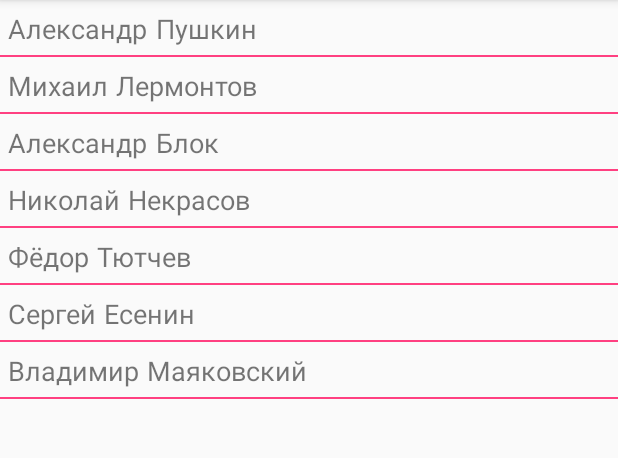
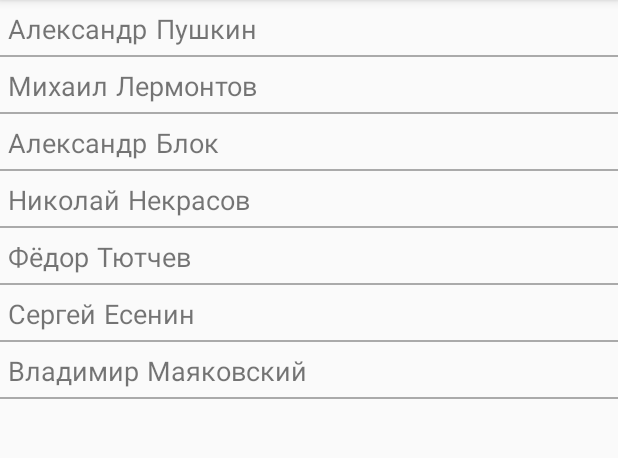
Before and after one commit to alexeysorok/RecyclerViewWithKotlin, an Android app: the screen it shows after launch (MainActivity), on a phone screen of 412 x 824 dp, the part 84-542 px from its top. Run offline under Robolectric (Android 15) with nearby library versions, the phone set to English and light mode, and no system bars.

Commit message:
Sone refactor

```diff
--- a/app/build.gradle
+++ b/app/build.gradle
@@ -24,7 +24,7 @@ android {
 
 dependencies {
     implementation fileTree(dir: 'libs', include: ['*.jar'])
-    implementation"org.jetbrains.kotlin:kotlin-stdlib-jre7:$kotlin_version"
+    implementation"org.jetbrains.kotlin:kotlin-stdlib-jdk7:$kotlin_version"
     implementation 'com.android.support:recyclerview-v7:28.0.0-alpha3'
     implementation 'com.android.support:appcompat-v7:28.0.0-alpha3'
     implementation 'com.android.support.constraint:constraint-layout:1.1.2'
--- a/app/src/main/res/layout/main_item.xml
+++ b/app/src/main/res/layout/main_item.xml
@@ -15,10 +15,10 @@
         app:layout_constraintTop_toTopOf="parent"
         app:layout_constraintBottom_toBottomOf="parent"
         app:layout_constraintStart_toStartOf="parent"
-        android:paddingTop="5dp"
-        android:paddingBottom="5dp"
-        android:layout_marginStart="5dp"
-        android:textSize="18sp"
+        android:paddingTop="@dimen/main_padding"
+        android:paddingBottom="@dimen/main_padding"
+        android:layout_marginStart="@dimen/main_padding"
+        android:textSize="@dimen/main_font_size"
         />
 
     <TextView
@@ -29,16 +29,16 @@
         app:layout_constraintTop_toTopOf="parent"
         app:layout_constraintBottom_toBottomOf="parent"
         app:layout_constraintStart_toEndOf="@id/firstName"
-        android:paddingTop="5dp"
-        android:paddingBottom="5dp"
-        android:layout_marginStart="5dp"
-        android:textSize="18sp"
+        android:paddingTop="@dimen/main_padding"
+        android:paddingBottom="@dimen/main_padding"
+        android:layout_marginStart="@dimen/main_padding"
+        android:textSize="@dimen/main_font_size"
         />
 
     <View
         android:layout_width="match_parent"
-        android:layout_height="1dp"
-        android:background="@color/colorAccent"
+        android:layout_height="@dimen/one_dp_height"
+        android:background="@android:color/darker_gray"
         app:layout_constraintTop_toBottomOf="@id/firstName"
         />
 
--- /dev/null
+++ b/app/src/main/res/values/dimens.xml
@@ -0,0 +1,6 @@
+<?xml version="1.0" encoding="utf-8"?>
+<resources>
+    <dimen name="main_padding">5dp</dimen>
+    <dimen name="main_font_size">18sp</dimen>
+    <dimen name="one_dp_height">1dp</dimen>
+</resources>
--- a/build.gradle
+++ b/build.gradle
@@ -1,7 +1,7 @@
 // Top-level build file where you can add configuration options common to all sub-projects/modules.
 
 buildscript {
-    ext.kotlin_version = '1.2.30'
+    ext.kotlin_version = '1.2.50'
     repositories {
         google()
         jcenter()
```
